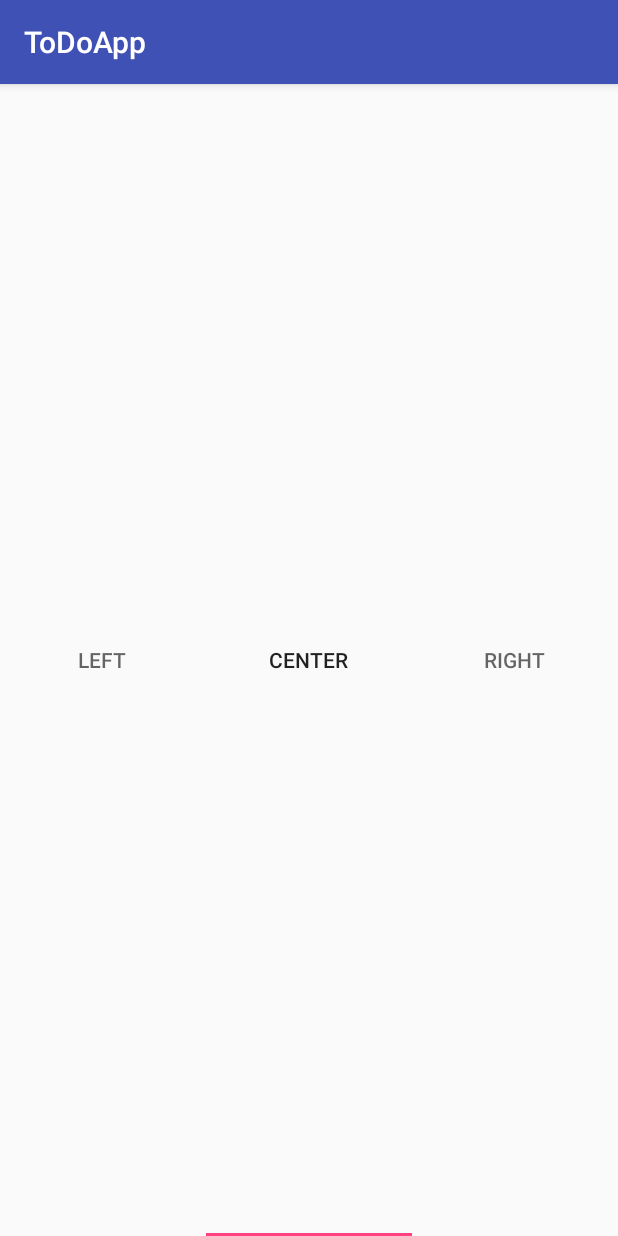
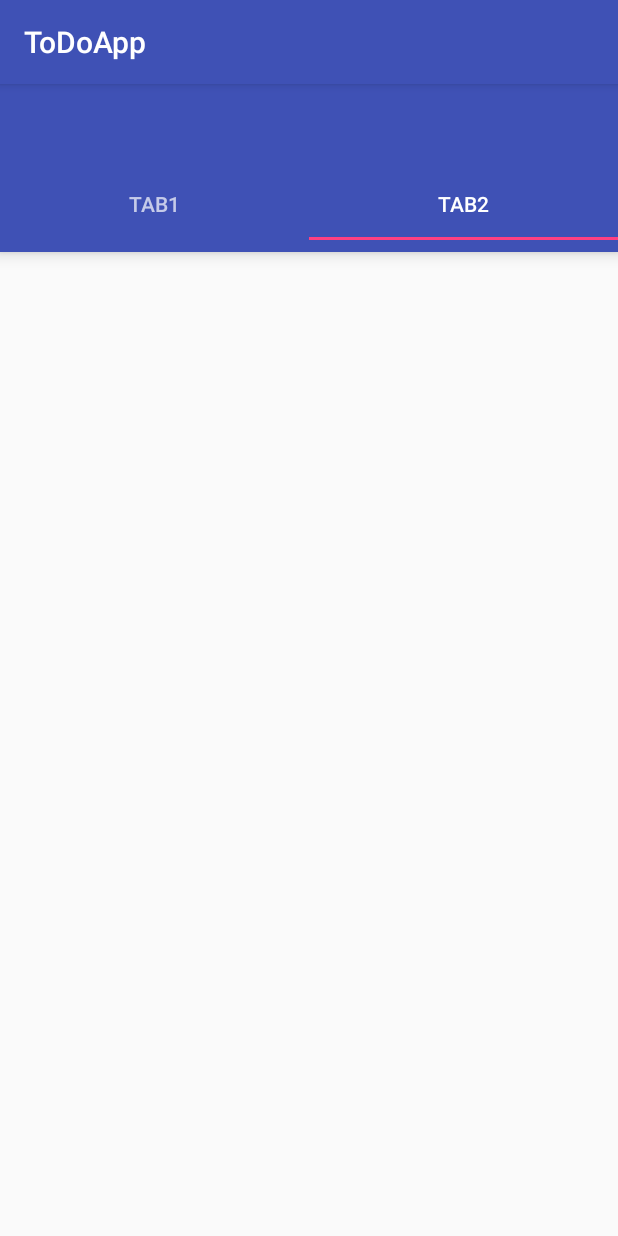
Before and after one commit to tran1013/ToDo-Android-Prototype, an Android app: the screen it shows after launch (MainActivity), tab 2 chosen, on a phone screen of 412 x 824 dp. Run offline under Robolectric (Android 15) with nearby library versions, the phone set to English and light mode, and no system bars; 1 statement that could not run was skipped.

Commit message:
file changes

```diff
--- a/app/src/main/java/com/example/duc/todoapp/MainActivity.java
+++ b/app/src/main/java/com/example/duc/todoapp/MainActivity.java
@@ -1,8 +1,13 @@
 package com.example.duc.todoapp;
 
 
+import android.support.design.widget.TabLayout;
+import android.support.v4.view.ViewPager;
 import android.support.v7.app.AppCompatActivity;
 import android.os.Bundle;
+import android.support.v7.widget.Toolbar;
+import android.view.Menu;
+import android.view.MenuItem;
 
 
 public class MainActivity extends AppCompatActivity {
@@ -11,6 +16,35 @@ public class MainActivity extends AppCompatActivity {
     protected void onCreate(Bundle savedInstanceState) {
         super.onCreate(savedInstanceState);
         setContentView(R.layout.activity_main);
+        Toolbar toolbar = (Toolbar) findViewById(R.id.toolbar);
+        setSupportActionBar(toolbar);
+
+        TabLayout tabLayout = (TabLayout) findViewById(R.id.tab_layout);
+        tabLayout.addTab(tabLayout.newTab().setText("Tab1"));
+        tabLayout.addTab(tabLayout.newTab().setText("Tab2"));
+        tabLayout.setTabGravity(TabLayout.GRAVITY_FILL);
+
+        final ViewPager viewPager = (ViewPager) findViewById(R.id.pager);
+        final PagerAdapter adapter = new PagerAdapter(getSupportFragmentManager(), tabLayout.getTabCount());
+
+        viewPager.setAdapter(adapter);
+        viewPager.addOnPageChangeListener(new TabLayout.TabLayoutOnPageChangeListener(tabLayout));
+        tabLayout.setOnTabSelectedListener(new TabLayout.OnTabSelectedListener(){
+            @Override
+            public void onTabSelected(TabLayout.Tab tab) {
+                viewPager.setCurrentItem(tab.getPosition());
+            }
+
+            @Override
+            public void onTabUnselected(TabLayout.Tab tab) {
+
+            }
+
+            @Override
+            public void onTabReselected(TabLayout.Tab tab) {
+
+            }
+        });
 
 
     }
--- /dev/null
+++ b/app/src/main/java/com/example/duc/todoapp/PagerAdapter.java
@@ -0,0 +1,41 @@
+package com.example.duc.todoapp;
+
+import android.support.v4.app.Fragment;
+import android.support.v4.app.FragmentManager;
+import android.support.v4.app.FragmentStatePagerAdapter;
+
+/**
+ * Created by Duc on 26/10/16.
+ */
+
+public class PagerAdapter extends FragmentStatePagerAdapter {
+    int numTabs;
+
+    public PagerAdapter(FragmentManager fm, int numOfTabs)
+    {
+        super(fm);
+        this.numTabs = numOfTabs;
+    }
+
+    @Override
+    public Fragment getItem(int position) {
+
+        switch(position)
+        {
+            case 0:
+                ToDoListFragment tab1 = new ToDoListFragment();
+                return tab1;
+            case 1:
+                StatisticsFragment tab2 = new StatisticsFragment();
+                return tab2;
+            default:
+                return null;
+        }
+
+    }
+
+    @Override
+    public int getCount() {
+        return numTabs;
+    }
+}
--- a/app/src/main/java/com/example/duc/todoapp/StatisticsActivity.java
+++ /dev/null
@@ -1,16 +0,0 @@
-package com.example.duc.todoapp;
-
-import android.app.Activity;
-import android.os.Bundle;
-
-/**
- * Created by Duc on 19/10/16.
- */
-
-public class StatisticsActivity extends Activity {
-    @Override
-    protected void onCreate(Bundle savedInstanceState) {
-        super.onCreate(savedInstanceState);
-        setContentView(R.layout.activity_statistics);
-    }
-}
--- /dev/null
+++ b/app/src/main/java/com/example/duc/todoapp/StatisticsFragment.java
@@ -0,0 +1,20 @@
+package com.example.duc.todoapp;
+
+import android.support.v4.app.Fragment;
+import android.os.Bundle;
+import android.support.annotation.Nullable;
+import android.view.LayoutInflater;
+import android.view.View;
+import android.view.ViewGroup;
+
+/**
+ * Created by Duc on 19/10/16.
+ */
+
+public class StatisticsFragment extends Fragment {
+    @Nullable
+    @Override
+    public View onCreateView(LayoutInflater inflater, ViewGroup container, Bundle savedInstanceState) {
+        return inflater.inflate(R.layout.activity_statistics, container, false);
+    }
+}
--- a/app/src/main/java/com/example/duc/todoapp/ToDoListActivity.java
+++ /dev/null
@@ -1,22 +0,0 @@
-package com.example.duc.todoapp;
-
-import android.app.Activity;
-import android.app.Fragment;
-import android.os.Bundle;
-import android.support.annotation.Nullable;
-import android.view.LayoutInflater;
-import android.view.View;
-import android.view.ViewGroup;
-
-/**
- * Created by Duc on 19/10/16.
- */
-
-public class ToDoListActivity extends Activity {
-
-    @Override
-    protected void onCreate(Bundle savedInstanceState) {
-        super.onCreate(savedInstanceState);
-        setContentView(R.layout.activity_todolist);
-    }
-}
--- /dev/null
+++ b/app/src/main/java/com/example/duc/todoapp/ToDoListFragment.java
@@ -0,0 +1,21 @@
+package com.example.duc.todoapp;
+
+import android.support.v4.app.Fragment;
+import android.os.Bundle;
+import android.support.annotation.Nullable;
+import android.view.LayoutInflater;
+import android.view.View;
+import android.view.ViewGroup;
+
+/**
+ * Created by Duc on 19/10/16.
+ */
+
+public class ToDoListFragment extends Fragment {
+
+    @Nullable
+    @Override
+    public View onCreateView(LayoutInflater inflater, ViewGroup container, Bundle savedInstanceState) {
+        return inflater.inflate(R.layout.activity_todolist, container, false);
+    }
+}
--- a/app/src/main/res/layout/activity_main.xml
+++ b/app/src/main/res/layout/activity_main.xml
@@ -1,26 +1,38 @@
 <?xml version="1.0" encoding="utf-8"?>
-<RelativeLayout xmlns:android="http://schemas.android.com/apk/res/android"
-    android:layout_width="match_parent" android:layout_height="match_parent">
+<RelativeLayout
+    android:id="@+id/main_layout"
+    xmlns:android="http://schemas.android.com/apk/res/android"
+    xmlns:app="http://schemas.android.com/apk/res-auto"
+    xmlns:tools="http://schemas.android.com/tools"
+    android:layout_width="match_parent"
+    android:layout_height="match_parent"
+    tools:context=".MainActivity">
+
+    <android.support.v7.widget.Toolbar
+        android:id="@+id/toolbar"
+        android:layout_width="match_parent"
+        android:layout_height="wrap_content"
+        android:layout_alignParentTop="true"
+        android:background="?attr/colorPrimary"
+        android:elevation="6dp"
+        android:minHeight="?attr/actionBarSize"
+        android:theme="@style/ThemeOverlay.AppCompat.Dark.ActionBar"
+        app:popupTheme="@style/ThemeOverlay.AppCompat.Light"/>
 
     <android.support.design.widget.TabLayout
+        android:id="@+id/tab_layout"
         android:layout_width="match_parent"
-        android:layout_height="match_parent"
-        android:layout_centerHorizontal="true"
-        android:layout_alignParentBottom="true">
+        android:layout_height="wrap_content"
+        android:layout_below="@+id/toolbar"
+        android:background="?attr/colorPrimary"
+        android:elevation="6dp"
+        android:minHeight="?attr/actionBarSize"
+        android:theme="@style/ThemeOverlay.AppCompat.Dark.ActionBar"/>
 
-        <android.support.design.widget.TabItem
-            android:layout_width="wrap_content"
-            android:layout_height="wrap_content"
-            android:text="Left" />
+    <android.support.v4.view.ViewPager
+        android:id="@+id/pager"
+        android:layout_width="match_parent"
+        android:layout_height="fill_parent"
+        android:layout_below="@id/tab_layout"/>
 
-        <android.support.design.widget.TabItem
-            android:layout_width="wrap_content"
-            android:layout_height="wrap_content"
-            android:text="Center" />
-
-        <android.support.design.widget.TabItem
-            android:layout_width="wrap_content"
-            android:layout_height="wrap_content"
-            android:text="Right" />
-    </android.support.design.widget.TabLayout>
 </RelativeLayout>
```
